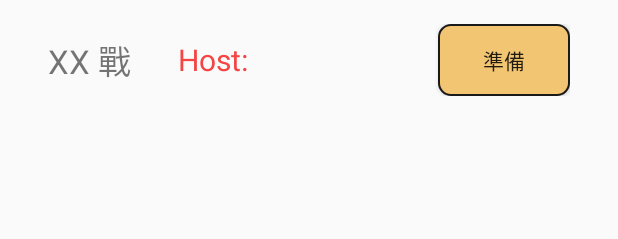
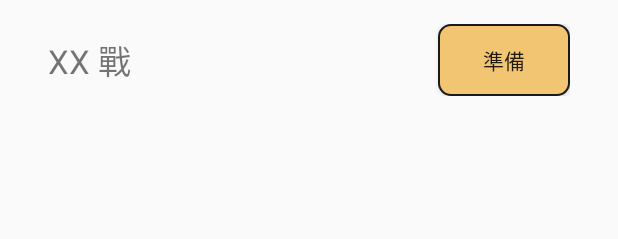
Before and after one commit to Johnny850807/1A2B-Online-War, an Android app: the layout activity_chat_in_room.xml on its own in the app's theme, with its tools: preview values and no code run, on a phone screen of 412 x 824 dp. Shown: the top 239 px of the screen. Run offline under Robolectric (Android 15) with nearby library versions, the phone set to English and light mode, and no system bars.

Commit message:
host name blue

```diff
--- a/OnlineGame1A2Bapp/app/src/main/java/com/example/joanna_zhang/test/ChatInRoomActivity.java
+++ b/OnlineGame1A2Bapp/app/src/main/java/com/example/joanna_zhang/test/ChatInRoomActivity.java
@@ -1,6 +1,7 @@
 package com.example.joanna_zhang.test;
 
 import android.content.Intent;
+import android.graphics.Color;
 import android.os.Bundle;
 import android.support.annotation.NonNull;
 import android.support.v7.app.AppCompatActivity;
@@ -47,7 +48,6 @@ public class ChatInRoomActivity extends AppCompatActivity implements ChatWindowV
     private ChatWindowView chatWindowView;
     private Button gameStartBtn;
     private TextView gameModeTxt;
-    private TextView roomHostNameTxt;
     private ListView chatRoomPlayerListView;
     private GameRoom gameRoom;
     private GameMode gameMode;
@@ -104,12 +104,6 @@ public class ChatInRoomActivity extends AppCompatActivity implements ChatWindowV
         gameRoom = (GameRoom) getIntent().getSerializableExtra("game room");
         gameMode = gameRoom.getGameMode();
         roomHost = gameRoom.getHost();
-        setUpRoomHost(roomHost);
-    }
-
-    private void setUpRoomHost(Player roomHost) {
-        String str = roomHostNameTxt.getText().toString();
-        roomHostNameTxt.setText(str + roomHost.getName());
     }
 
     private void setUpGameModeTxt() {
@@ -126,7 +120,6 @@ public class ChatInRoomActivity extends AppCompatActivity implements ChatWindowV
 
     private void findViews() {
         gameModeTxt = (TextView) findViewById(R.id.roomModeNameTxt);
-        roomHostNameTxt = (TextView) findViewById(R.id.roomHostNameTxt);
         gameStartBtn = (Button) findViewById(R.id.gameStartBtn);
         chatRoomPlayerListView = (ListView) findViewById(R.id.chatRoomPlayersLst);
     }
@@ -198,7 +191,7 @@ public class ChatInRoomActivity extends AppCompatActivity implements ChatWindowV
     @Override
     public void onYouAreBooted() {
         Toast.makeText(this, R.string.youAreBooted, Toast.LENGTH_SHORT).show();
-        this.onStop();
+        this.finish();
     }
 
     @Override
@@ -238,6 +231,7 @@ public class ChatInRoomActivity extends AppCompatActivity implements ChatWindowV
 
             if (position == 0) {
                 playerName.setText(roomHost.getName());
+                playerName.setTextColor(Color.BLUE);
                 playerReadyOrNot.setImageResource(R.drawable.ready);
             } else {
                 playerName.setText(gameRoom.getPlayerStatus().get(position-1).getPlayer().getName());
--- a/OnlineGame1A2Bapp/app/src/main/res/layout/activity_chat_in_room.xml
+++ b/OnlineGame1A2Bapp/app/src/main/res/layout/activity_chat_in_room.xml
@@ -22,16 +22,6 @@
             android:text="XX 戰"
             android:textSize="22sp" />
 
-        <TextView
-            android:layout_width="0dp"
-            android:layout_height="match_parent"
-            android:id="@+id/roomHostNameTxt"
-            android:layout_weight="2"
-            android:gravity="start|center"
-            android:textSize="20sp"
-            android:text="@string/roomHostName"
-            android:textColor="#f44444"/>
-
         <Button
             android:id="@+id/gameStartBtn"
             android:layout_width="wrap_content"
```
